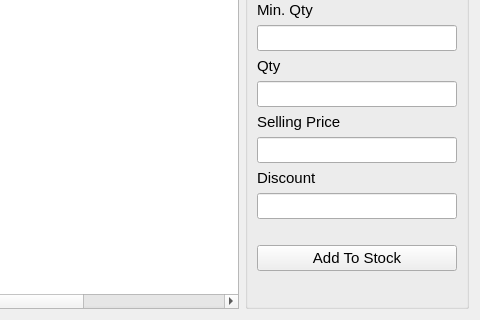
Watti/estorecpp, file estorecpp/addmanualstockitems.ui: the form before one commit; both pictures show x 223 to 703 and y 131 to 451 of the 703 by 451 pixel window.
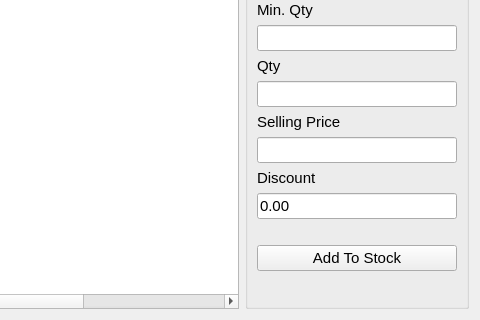
The form after the commit.

```diff
--- a/estorecpp/addmanualstockitems.ui
+++ b/estorecpp/addmanualstockitems.ui
@@ -832,6 +832,9 @@
           <bold>false</bold>
          </font>
         </property>
+        <property name="text">
+         <string>0.00</string>
+        </property>
        </widget>
       </item>
       <item>
```
